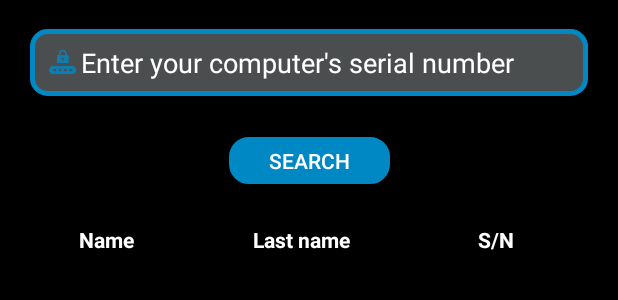
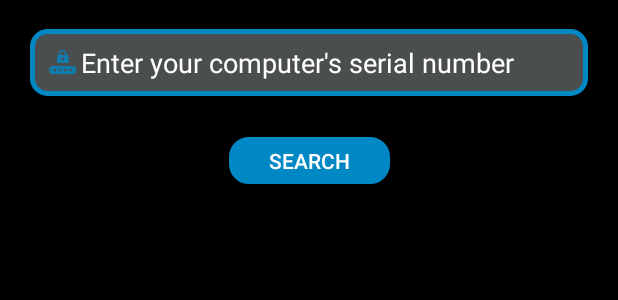
Before and after one commit to NorbertForero/ProyectoIntegrador, an Android app: the layout activity_consultar_registro.xml on its own in the app's theme, with its tools: preview values and no code run, on a phone screen of 412 x 824 dp. Shown: the top 300 px of the screen. Run offline under Robolectric (Android 15) with nearby library versions, the phone set to English and light mode, and no system bars; Roboto replaces fonts that are not available here.

Commit message:
Actualización de visibilidad de los nombres de las columnas

```diff
--- a/app/src/main/java/com/proyectointegrador/ActivityEditarRegistro.java
+++ b/app/src/main/java/com/proyectointegrador/ActivityEditarRegistro.java
@@ -94,7 +94,7 @@ public class ActivityEditarRegistro extends AppCompatActivity {
 
     public void ActualizarRegistro(View view) {
         if (isNombreChanged() || isApellidoChanged() || isSerialChanged() || isCelularChanged() || isCorreoChanged() || isCedulaChanged() || isValorArregloChanged() || isFechaEntradaChanged() || isFechaSalidaChanged() || isTecnicoChanged() || isEstadoChanged()) {
-            Toast.makeText(this, "Datos actulizados correctamente", Toast.LENGTH_SHORT).show();
+            Toast.makeText(this, "Datos actualizados correctamente", Toast.LENGTH_SHORT).show();
             Intent intent = new Intent(getApplicationContext(),ActivityRegistroActualizado.class);
             startActivity(intent);
         } else {
--- a/app/src/main/res/layout/activity_consultar_registro.xml
+++ b/app/src/main/res/layout/activity_consultar_registro.xml
@@ -13,6 +13,7 @@
         android:layout_width="400dp"
         android:layout_height="19dp"
         android:layout_marginTop="150dp"
+        android:visibility="invisible"
         app:layout_constraintEnd_toEndOf="parent"
         app:layout_constraintStart_toStartOf="parent"
         app:layout_constraintTop_toTopOf="parent">
```
Also changed, not shown: app/src/main/java/com/proyectointegrador/activityConsultarRegistro.java (+7 -0 lines).
